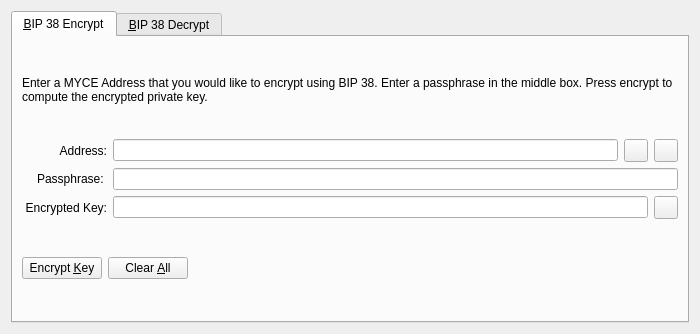
Before: the Qt Designer form src/qt/forms/bip38tooldialog.ui in myce-legacy/myce-old, drawn with Qt 5.
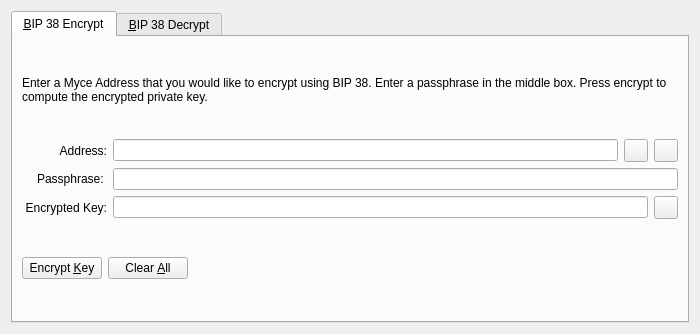
After: the same form once the commit is applied. The open tabs and pages were chosen to show the change. Icons and pictures are not drawn. Custom widgets are drawn as their Qt base class.

Commit message: Rename MYCE -> Myce

What changed in the file:
```diff
--- a/src/qt/forms/bip38tooldialog.ui
+++ b/src/qt/forms/bip38tooldialog.ui
@@ -30,7 +30,7 @@
        <item>
         <widget class="QLabel" name="infoLabel_ENC">
          <property name="text">
-          <string>Enter a MYCE Address that you would like to encrypt using BIP 38. Enter a passphrase in the middle box. Press encrypt to compute the encrypted private key.</string>
+          <string>Enter a Myce Address that you would like to encrypt using BIP 38. Enter a passphrase in the middle box. Press encrypt to compute the encrypted private key.</string>
          </property>
          <property name="textFormat">
           <enum>Qt::PlainText</enum>
```
Left out of the diff: 4 changed lines with no effect on the pictures. The commit also changes 440 other files.
